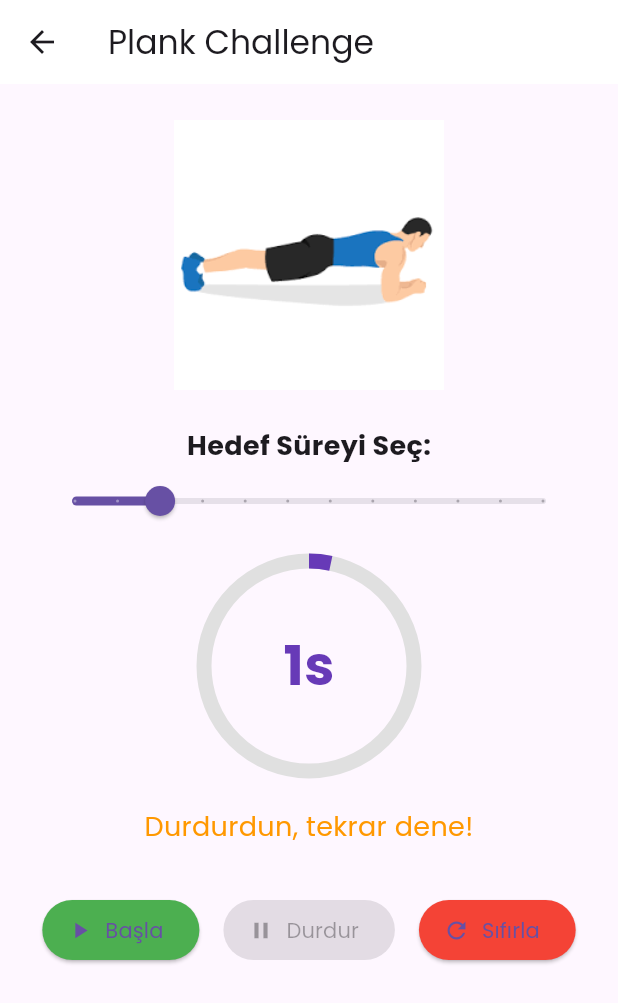
After one commit to EmreCelikkanat/Flutter_FitnessApp, a Flutter app: the PlankPage screen opened directly, after a tap on "Başla", after a tap on "Durdur", on a phone screen of 412 x 824 dp. The commit adds this screen. Shown: the top 1003 px of the screen. Run offline on Flutter 3.47's test engine with Material 3 defaults, Android fonts, the phone set to English and light mode, and no system bars; our stand-ins replace image_picker, lottie.

Commit message:
plank
okey

```diff
--- a/fitness_app/lib/view/camera_view/camera_view_page.dart
+++ b/fitness_app/lib/view/camera_view/camera_view_page.dart
@@ -79,8 +79,8 @@ class _CameraViewPageState extends State<CameraViewPage> {
       floatingActionButton: FloatingActionButton(
         backgroundColor: TColor.primaryColor1,
         onPressed: addPhoto,
+        tooltip: "Fotoğraf Yükle",
         child: Icon(Icons.add),
-        tooltip: "Fotoğraf Yükle",
       ),
     );
   }
--- /dev/null
+++ b/fitness_app/lib/view/home/execise/plank_page.dart
@@ -0,0 +1,185 @@
+import 'package:flutter/material.dart';
+import 'package:lottie/lottie.dart';
+import 'package:flutter/scheduler.dart';
+
+class PlankPage extends StatefulWidget {
+  const PlankPage({super.key});
+
+  @override
+  State<PlankPage> createState() => _PlankPageState();
+}
+
+class _PlankPageState extends State<PlankPage> {
+  int targetSeconds = 30;
+  int plankSeconds = 0;
+  bool isPlanking = false;
+  late final Ticker _ticker;
+  String motivation = "Hazır mısın?";
+
+  @override
+  void initState() {
+    super.initState();
+    _ticker = Ticker(_onTick);
+  }
+
+  void _onTick(Duration elapsed) {
+    if (isPlanking) {
+      setState(() {
+        plankSeconds = elapsed.inSeconds;
+        if (plankSeconds >= targetSeconds) {
+          isPlanking = false;
+          _ticker.stop();
+          motivation = "Harika! Hedefe ulaştın 🎉";
+        } else if (plankSeconds > 0 && plankSeconds < targetSeconds ~/ 2) {
+          motivation = "Devam et, güçlüsün!";
+        } else if (plankSeconds >= targetSeconds ~/ 2) {
+          motivation = "Az kaldı, bırakma!";
+        }
+      });
+    }
+  }
+
+  void startPlank() {
+    setState(() {
+      isPlanking = true;
+      plankSeconds = 0;
+      motivation = "Başladın, bırakma!";
+    });
+    _ticker.start();
+  }
+
+  void stopPlank() {
+    setState(() {
+      isPlanking = false;
+      motivation = "Durdurdun, tekrar dene!";
+    });
+    _ticker.stop();
+  }
+
+  void resetPlank() {
+    setState(() {
+      plankSeconds = 0;
+      isPlanking = false;
+      motivation = "Hazır mısın?";
+    });
+    _ticker.stop();
+  }
+
+  @override
+  void dispose() {
+    _ticker.dispose();
+    super.dispose();
+  }
+
+  @override
+  Widget build(BuildContext context) {
+    double progress = plankSeconds / targetSeconds;
+    if (progress > 1) progress = 1;
+
+    return Scaffold(
+      appBar: AppBar(
+        title: const Text("Plank Challenge"),
+        backgroundColor: Colors.white,
+      ),
+      body: SingleChildScrollView(
+        child: Padding(
+          padding: const EdgeInsets.all(24.0),
+          child: Column(
+            mainAxisAlignment: MainAxisAlignment.center,
+            children: [
+              Image.asset(
+                "assets/img/plank.png", // .json animasyon dosyası kullan!
+                height: 180,
+              ),
+              const SizedBox(height: 24),
+              Text(
+                "Hedef Süreyi Seç:",
+                style: TextStyle(fontSize: 18, fontWeight: FontWeight.w600),
+              ),
+              Slider(
+                value: targetSeconds.toDouble(),
+                min: 10,
+                max: 120,
+                divisions: 11,
+                label: "$targetSeconds sn",
+                onChanged: isPlanking
+                    ? null
+                    : (value) {
+                        setState(() {
+                          targetSeconds = value.round();
+                        });
+                      },
+              ),
+              const SizedBox(height: 16),
+              Stack(
+                alignment: Alignment.center,
+                children: [
+                  SizedBox(
+                    width: 140,
+                    height: 140,
+                    child: CircularProgressIndicator(
+                      value: progress,
+                      strokeWidth: 10,
+                      backgroundColor: Colors.grey[300],
+                      color: Colors.deepPurple,
+                    ),
+                  ),
+                  Text(
+                    "${plankSeconds}s",
+                    style: const TextStyle(
+                      fontSize: 36,
+                      fontWeight: FontWeight.bold,
+                      color: Colors.deepPurple,
+                    ),
+                  ),
+                ],
+              ),
+              const SizedBox(height: 24),
+              Text(
+                motivation,
+                style: const TextStyle(
+                  fontSize: 18,
+                  fontWeight: FontWeight.w500,
+                  color: Colors.orange,
+                ),
+                textAlign: TextAlign.center,
+              ),
+              const SizedBox(height: 32),
+              Row(
+                mainAxisAlignment: MainAxisAlignment.center,
+                children: [
+                  ElevatedButton.icon(
+                    onPressed: isPlanking ? null : startPlank,
+                    icon: const Icon(Icons.play_arrow),
+                    label: const Text("Başla"),
+                    style: ElevatedButton.styleFrom(
+                      backgroundColor: Colors.green,
+                    ),
+                  ),
+                  const SizedBox(width: 16),
+                  ElevatedButton.icon(
+                    onPressed: isPlanking ? stopPlank : null,
+                    icon: const Icon(Icons.pause),
+                    label: const Text("Durdur"),
+                    style: ElevatedButton.styleFrom(
+                      backgroundColor: Colors.orange,
+                    ),
+                  ),
+                  const SizedBox(width: 16),
+                  ElevatedButton.icon(
+                    onPressed: resetPlank,
+                    icon: const Icon(Icons.refresh),
+                    label: const Text("Sıfırla"),
+                    style: ElevatedButton.styleFrom(
+                      backgroundColor: Colors.red,
+                    ),
+                  ),
+                ],
+              ),
+            ],
+          ),
+        ),
+      ),
+    );
+  }
+}
--- a/fitness_app/lib/view/home/home_view.dart
+++ b/fitness_app/lib/view/home/home_view.dart
@@ -1,6 +1,7 @@
 import 'package:fitness_app/class/user_profile.dart';
 import 'package:fitness_app/common/colo_extension.dart';
 import 'package:fitness_app/view/activity_view.dart/activity.dart';
+import 'package:fitness_app/view/home/execise/plank_page.dart';
 import 'package:fitness_app/view/home/execise/squat_page.dart';
 import 'package:fitness_app/view/home/water_page.dart';
 import 'package:fitness_app/widgets/exercise_card.dart';
@@ -298,11 +299,21 @@ class _HomeViewState extends State<HomeView> {
                               subtitle: "Alt vücut",
                             ),
                           ),
-                          ExerciseCard(
-                            icon: Icons.push_pin,
-                            color: TColor.secondaryColor1,
-                            title: "Plank",
-                            subtitle: "Karın",
+                          GestureDetector(
+                            onTap: () {
+                              Navigator.push(
+                                context,
+                                MaterialPageRoute(
+                                  builder: (context) => const PlankPage(),
+                                ),
+                              );
+                            },
+                            child: ExerciseCard(
+                              icon: Icons.accessibility_new,
+                              color: TColor.primaryColor1,
+                              title: "Plank",
+                              subtitle: "Karın kasları",
+                            ),
                           ),
                         ],
                       ),
--- a/fitness_app/lib/view/login/main_tab_view.dart
+++ b/fitness_app/lib/view/login/main_tab_view.dart
@@ -34,7 +34,7 @@ class _MainTabViewState extends State<MainTabView> {
       backgroundColor: TColor.white,
       body: pages[selectedIndex],
       bottomNavigationBar: BottomAppBar(
-        child: Container(
+        child: SizedBox(
           height: kToolbarHeight,
           child: Row(
             mainAxisAlignment: MainAxisAlignment.spaceAround,
--- a/fitness_app/lib/view/onboarding/started_view.dart
+++ b/fitness_app/lib/view/onboarding/started_view.dart
@@ -3,11 +3,14 @@ import 'package:fitness_app/view/onboarding/on_borading_view.dart';
 import 'package:flutter/material.dart';
 
 class StartedView extends StatefulWidget {
+  const StartedView({super.key});
+
   @override
   State<StartedView> createState() => _StartedViewState();
 }
 
 class _StartedViewState extends State<StartedView> {
+  @override
   Widget build(BuildContext context) {
     var mediaQuery = MediaQuery.of(context).size;
     return Scaffold(
--- a/fitness_app/lib/widgets/exercise_card.dart
+++ b/fitness_app/lib/widgets/exercise_card.dart
@@ -7,7 +7,7 @@ class ExerciseCard extends StatelessWidget {
   String title;
   String subtitle;
 
-  ExerciseCard({
+  ExerciseCard({super.key,
     required this.icon,
     required this.color,
     required this.title,
--- a/fitness_app/lib/widgets/stat_column.dart
+++ b/fitness_app/lib/widgets/stat_column.dart
@@ -6,7 +6,7 @@ class StatColumn extends StatelessWidget {
   String label;
   String value;
 
-  StatColumn({required this.icon, required this.label, required this.value});
+  StatColumn({super.key, required this.icon, required this.label, required this.value});
 
   @override
   Widget build(BuildContext context) {
--- a/fitness_app/lib/widgets/workout_card.dart
+++ b/fitness_app/lib/widgets/workout_card.dart
@@ -7,7 +7,7 @@ class WorkoutCard extends StatelessWidget {
   String title;
   String subtitle;
 
-  WorkoutCard({
+  WorkoutCard({super.key,
     required this.icon,
     required this.color,
     required this.title,
```
Also changed, not shown: fitness_app/assets/img/plank.png (added), fitness_app/lib/main.dart (line endings or trailing spaces).
